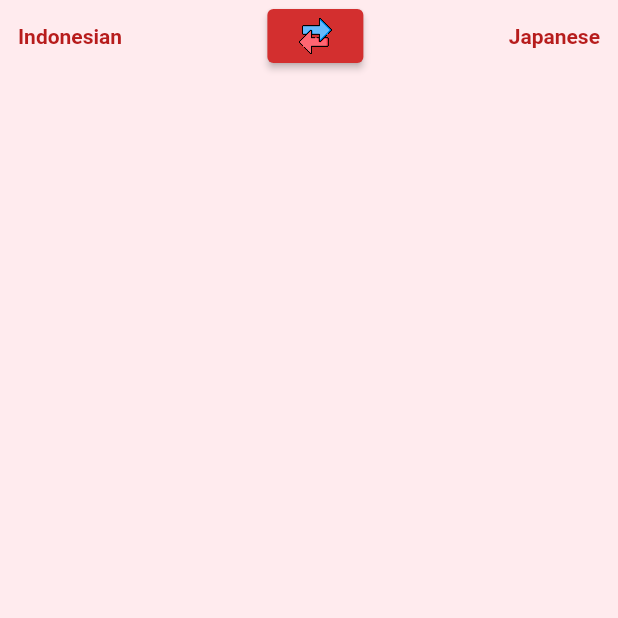
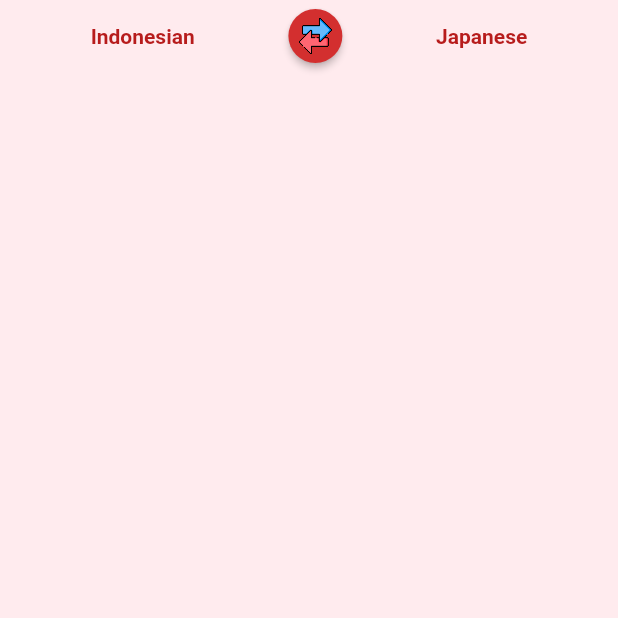
Before and after one commit to Tetsukick/indonesia_flash_card, a Flutter app: the TranslationScreen screen opened directly, on a phone screen of 412 x 824 dp, the top half of it. Run offline on Flutter 3.47's test engine with Material 2 defaults, Android fonts, the phone set to English and light mode, and no system bars; drawn by our look-alikes of auto_size_text; our stand-ins replace carousel_slider, curved_navigation_bar, firebase_analytics, firebase_core, firebase_crashlytics, firebase_messaging and 20 more; missing offline and left inert: app_tracking_transparency, flutter_dialogs, flutter_inappwebview, googleapis, social_share; accounts and stored records are empty; generated files the repository leaves out were written again; network calls fail.

Commit message:
fix top bar UI

```diff
--- a/lib/screen/translation_screen.dart
+++ b/lib/screen/translation_screen.dart
@@ -88,7 +88,7 @@ class _TranslationScreenState extends ConsumerState<TranslationScreen> {
     const _indonesian = 'Indonesian';
 
     return Row(
-      mainAxisAlignment: MainAxisAlignment.spaceBetween,
+      mainAxisAlignment: MainAxisAlignment.spaceEvenly,
       children: [
         TextWidget.titleRedMedium(_isIndonesiaToJapanese ? _indonesian : _japanese),
         ElevatedButton(
@@ -96,6 +96,9 @@ class _TranslationScreenState extends ConsumerState<TranslationScreen> {
             setState(() => _isIndonesiaToJapanese = !_isIndonesiaToJapanese);
           },
           child: Assets.png.reverse128.image(width: 24, height: 24),
+          style: ElevatedButton.styleFrom(
+            shape: const CircleBorder()
+          ),
         ),
         TextWidget.titleRedMedium(_isIndonesiaToJapanese ? _japanese : _indonesian),
       ],
```
